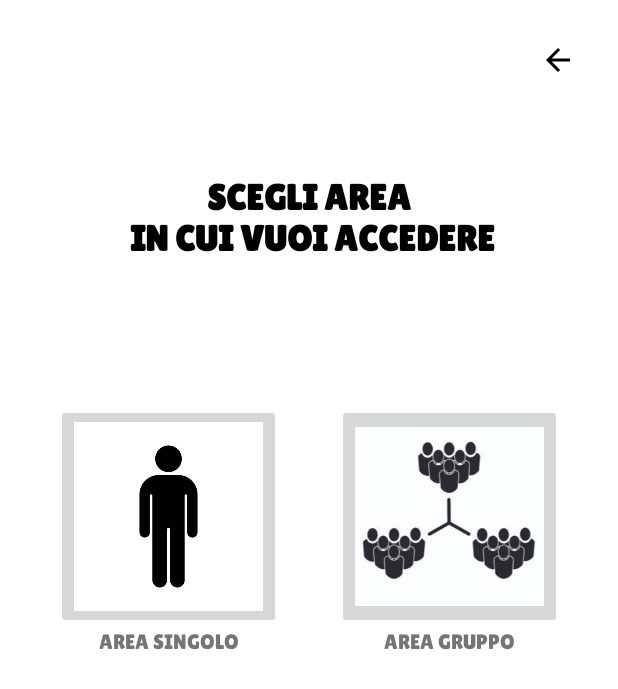
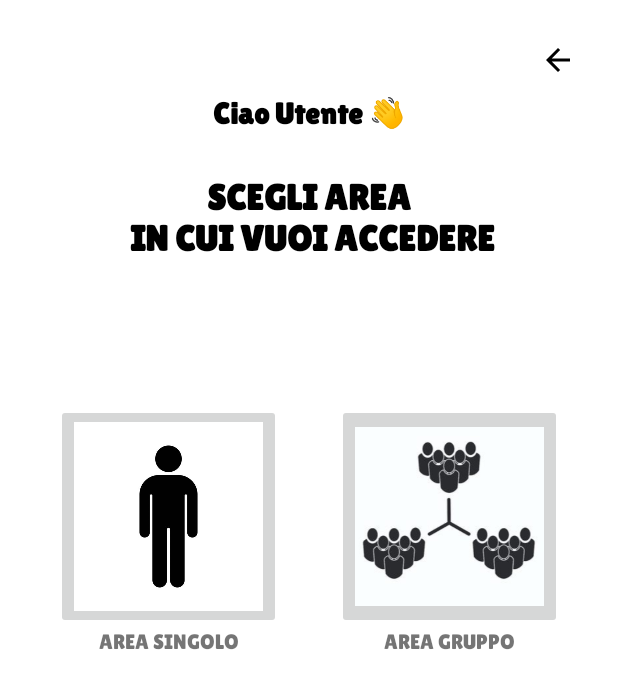
Before and after one commit to Festino2000/Programmazione, an Android app: the MainActivity screen opened directly, with no data from a screen before it, on a phone screen of 412 x 824 dp. Shown: the top 689 px of the screen. Run offline under Robolectric (Android 15) with nearby library versions, the phone set to English and light mode, and no system bars; our stand-ins replace Firebase (no records; nobody signed in at launch, a user with empty details on screens opened directly).

Commit message:
Aggiunta EditText: "Ciao $nickname" in Schermata Principale

```diff
--- a/app/src/main/java/com/example/mobileapp/MainActivity.kt
+++ b/app/src/main/java/com/example/mobileapp/MainActivity.kt
@@ -3,6 +3,7 @@ package com.example.mobileapp
 import android.content.Intent
 import android.os.Bundle
 import android.widget.ImageButton
+import android.widget.TextView
 import androidx.appcompat.app.AppCompatActivity
 import com.example.mobileapp.areaGruppo.gruppoActivities.GruppoActivity
 import com.example.mobileapp.areaPersonale.singoloActivities.SoloActivity
@@ -20,6 +21,22 @@ class MainActivity : AppCompatActivity() {
         val soloButton = findViewById<ImageButton>(R.id.solo)
         val gruppoButton = findViewById<ImageButton>(R.id.gruppo)
         val logoutButton = findViewById<ImageButton>(R.id.logoutButton)
+
+        val nicknameTextView = findViewById<TextView>(R.id.textViewNickname)
+        val currentUser = FirebaseAuth.getInstance().currentUser
+        val uid = currentUser?.uid
+
+        if (uid != null) {
+            val db = com.google.firebase.firestore.FirebaseFirestore.getInstance()
+            db.collection("Utenti").document(uid).get()
+                .addOnSuccessListener { document ->
+                    val nickname = document.getString("nickname") ?: "Utente"
+                    nicknameTextView.text = "Ciao $nickname \uD83D\uDC4B"
+                }
+                .addOnFailureListener {
+                    nicknameTextView.text = "Ciao!"
+                }
+        }
 
         logoutButton.setOnClickListener {
             AlertDialog.Builder(this)
--- a/app/src/main/res/layout/activity_main.xml
+++ b/app/src/main/res/layout/activity_main.xml
@@ -5,6 +5,20 @@
     android:layout_width="match_parent"
     android:layout_height="match_parent"
     android:gravity="center">
+
+    <TextView
+        android:id="@+id/textViewNickname"
+        android:layout_width="wrap_content"
+        android:layout_height="wrap_content"
+        android:text="Ciao"
+        android:textSize="20sp"
+        android:textStyle="bold"
+        android:textColor="@color/colorOnBackground"
+        android:layout_marginTop="64dp"
+        app:layout_constraintTop_toTopOf="parent"
+        app:layout_constraintStart_toStartOf="parent"
+        app:layout_constraintEnd_toEndOf="parent"
+        android:textAlignment="center" />
 
     <!-- Bottone Immagine Singolo (YOU) -->
     <ImageButton
```
